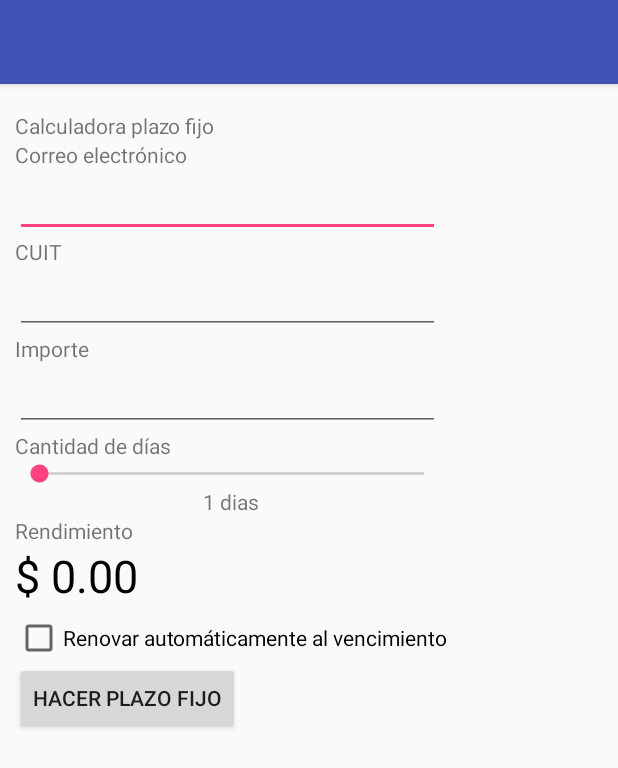
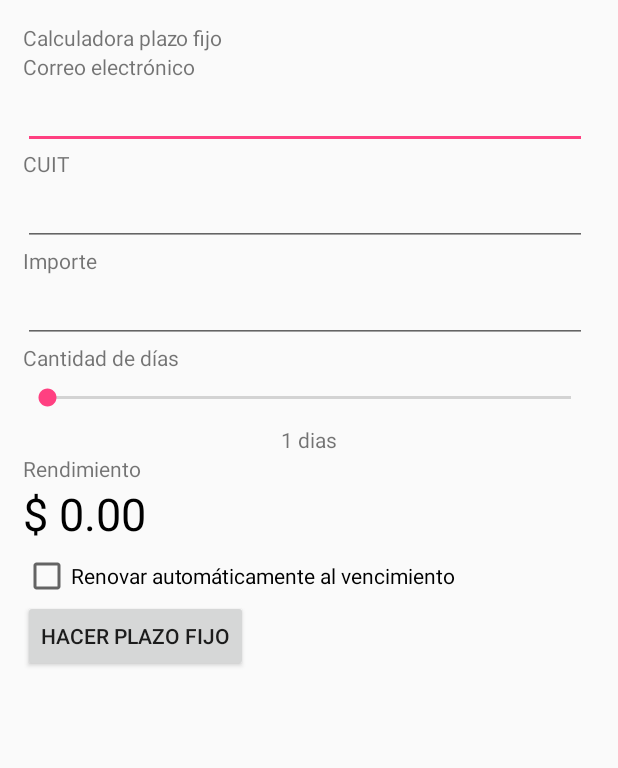
Before and after one commit to EstebanRebechi/Lab01a, an Android app: the screen it shows after launch (MainActivity), on a phone screen of 412 x 824 dp. Shown: the top 768 px of the screen. Run offline under Robolectric (Android 15) with nearby library versions, the phone set to English and light mode, and no system bars.

Commit message:
Cambios en layout y seekbar

```diff
--- a/app/src/main/java/grupo_rebechi_garcialozano/dam/isi/frsf/lab01/MainActivity.java
+++ b/app/src/main/java/grupo_rebechi_garcialozano/dam/isi/frsf/lab01/MainActivity.java
@@ -37,6 +37,7 @@ public class MainActivity extends AppCompatActivity {
         super.onCreate(savedInstanceState);
         setContentView(R.layout.activity_main);
 
+        // Obtenemos los elementos de la vista que vamos a utilizar
         editTextCorreo = (EditText) findViewById(R.id.edittext_correo);
         editTextCuit = (EditText) findViewById(R.id.edittext_cuit);
         editTextImporte = (EditText) findViewById(R.id.edittext_importe);
@@ -47,6 +48,7 @@ public class MainActivity extends AppCompatActivity {
         textViewRendimiento = (TextView) findViewById(R.id.textview_rendimiento);
         textViewRendimientoMensaje = (TextView) findViewById(R.id.textview_rendimiento_msg);
 
+        // Agregamos listeners al boton, seekbar y al input del importe
         btnHacerPlazoFijo.setOnClickListener(new hacerPlazoFijoBtnListener());
         seekBarCantDias.setOnSeekBarChangeListener(new plazoSeekBarListener());
         editTextImporte.addTextChangedListener(new editTextTextChangedListener());
@@ -55,8 +57,11 @@ public class MainActivity extends AppCompatActivity {
     private double calcularRendimiento(Double capital, Integer plazo) {
         double tasa = getTasaInteres(capital, plazo);
         double interes = capital * (Math.pow(1+tasa/100, plazo/360.0) -1);
+
+        // Se redondea el valor obtenido a 2 decimales como maximo
         double rendimiento = Math.round((capital+interes) * 100.00) / 100.00;
-        textViewRendimiento.setText("$" + rendimiento);
+
+        textViewRendimiento.setText("$ " + rendimiento);
         Log.d("Tasa", tasa+"");
         Log.d("Calculo Interes ", Math.pow(1+tasa/100, plazo/360)+"");
         Log.d("Interes", interes+"");
@@ -100,20 +105,23 @@ public class MainActivity extends AppCompatActivity {
     private class plazoSeekBarListener implements SeekBar.OnSeekBarChangeListener {
         @Override
         public void onProgressChanged(SeekBar seekBar, int i, boolean b) {
-            plazoIngresado = i;
+            // El valor minimo del SeekBar es siempre 0, por eso sumo 1. El rango es [0,364]
+            plazoIngresado = i+1;
             textViewCantDias.setText(plazoIngresado + " dias");
         }
 
         @Override
         public void onStartTrackingTouch(SeekBar seekBar) {
+            // Oculto el mensaje de rendimiento si se empieza a cambiar el plazo
             textViewRendimientoMensaje.setVisibility(View.INVISIBLE);
         }
 
         @Override
         public void onStopTrackingTouch(SeekBar seekBar) {
+            // Calculo el nuevo rendimiento para el nuevo plazo que se termino de ingresar
             getImporteIngresado();
             if (importeIngresado > 0) calcularRendimiento(importeIngresado, plazoIngresado);
-            else textViewRendimiento.setText("$0.00");
+            else textViewRendimiento.setText("$ 0.00");
         }
     }
 
@@ -130,25 +138,30 @@ public class MainActivity extends AppCompatActivity {
 
         @Override
         public void afterTextChanged(Editable editable) {
+            // Calculo el nuevo rendimiento para el nuevo importe que se termino de ingresar
             textViewRendimientoMensaje.setVisibility(View.INVISIBLE);
             getImporteIngresado();
             if(importeIngresado > 0) calcularRendimiento(importeIngresado, plazoIngresado);
-            else textViewRendimiento.setText("$0.00");
+            else textViewRendimiento.setText("$ 0.00");
         }
     }
 
     private class hacerPlazoFijoBtnListener implements View.OnClickListener {
         @Override
         public void onClick(View v) {
+            // Al hacer click en el boton de hacer plazo fijo, obtengo los datos
             getDatosIngresados();
             if (sonDatosValidos()) {
+                // Si son validos, calculo el rendimiento y muestro un mensaje en color verde
                 double rendimientoCalculado = calcularRendimiento(importeIngresado, plazoIngresado);
                 textViewRendimientoMensaje.setTextColor(getResources().getColor( R.color.colorVerde));
                 textViewRendimientoMensaje.setText(getString(R.string.texto_rendimiento_valido, rendimientoCalculado));
             } else {
+                // De lo contrario, muestro un mensaje de error en color rojo
                 textViewRendimientoMensaje.setTextColor(getResources().getColor(R.color.colorRojo));
                 textViewRendimientoMensaje.setText(getString(R.string.texto_rendimiento_invalido));
             }
+            // Hago visible el mensaje. Se ocultara ni bien se empiece a modificar algun parametro
             textViewRendimientoMensaje.setVisibility(View.VISIBLE);
         }
     }
--- a/app/src/main/res/layout/activity_main.xml
+++ b/app/src/main/res/layout/activity_main.xml
@@ -9,22 +9,23 @@
 
     <ScrollView
         android:id="@+id/scrollView"
-        android:layout_width="wrap_content"
-        android:layout_height="wrap_content"
-        tools:layout_editor_absoluteX="8dp"
-        tools:layout_editor_absoluteY="8dp"
-        tools:ignore="MissingConstraints">
+        android:layout_width="0dp"
+        android:layout_height="0dp"
+        android:fillViewport="true"
+        android:padding="15dp"
+        tools:ignore="MissingConstraints"
+        app:layout_constraintStart_toStartOf="parent"
+        app:layout_constraintEnd_toEndOf="parent"
+        app:layout_constraintTop_toTopOf="parent"
+        app:layout_constraintBottom_toBottomOf="parent">
 
         <LinearLayout
-            android:layout_width="wrap_content"
-            android:layout_height="wrap_content"
-            android:layout_marginTop="8dp"
+            android:layout_width="match_parent"
+            android:layout_height="match_parent"
             android:orientation="vertical"
-            android:padding="10dp"
             android:weightSum="1"
             app:layout_constraintTop_toTopOf="parent"
-            tools:ignore="MissingConstraints"
-            tools:layout_editor_absoluteX="8dp">
+            tools:ignore="MissingConstraints">
 
             <TextView
                 android:id="@+id/textView"
@@ -101,8 +102,7 @@
                 android:layout_width="match_parent"
                 android:layout_height="wrap_content"
                 android:layout_weight="0.05"
-                android:max="365"
-                android:min="1"
+                android:max="364"
                 tools:layout_editor_absoluteX="53dp"
                 tools:layout_editor_absoluteY="312dp" />
 
--- a/app/src/main/res/values/styles.xml
+++ b/app/src/main/res/values/styles.xml
@@ -1,7 +1,7 @@
 <resources>
 
     <!-- Base application theme. -->
-    <style name="AppTheme" parent="Theme.AppCompat.Light.DarkActionBar">
+    <style name="AppTheme" parent="Theme.AppCompat.Light.NoActionBar">
         <!-- Customize your theme here. -->
         <item name="colorPrimary">@color/colorPrimary</item>
         <item name="colorPrimaryDark">@color/colorPrimaryDark</item>
```
